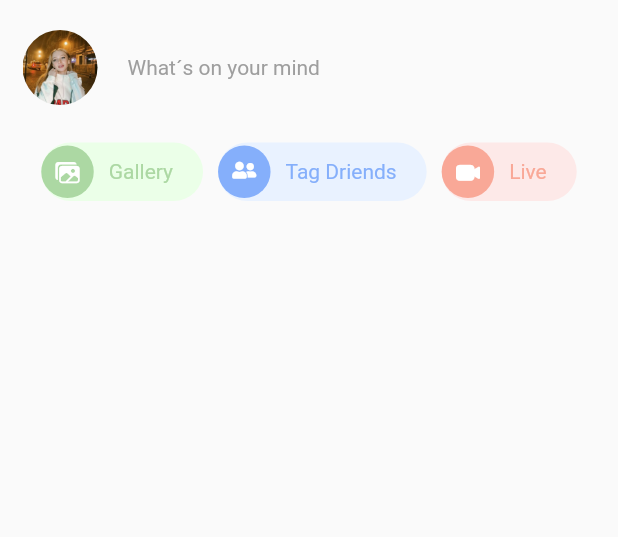
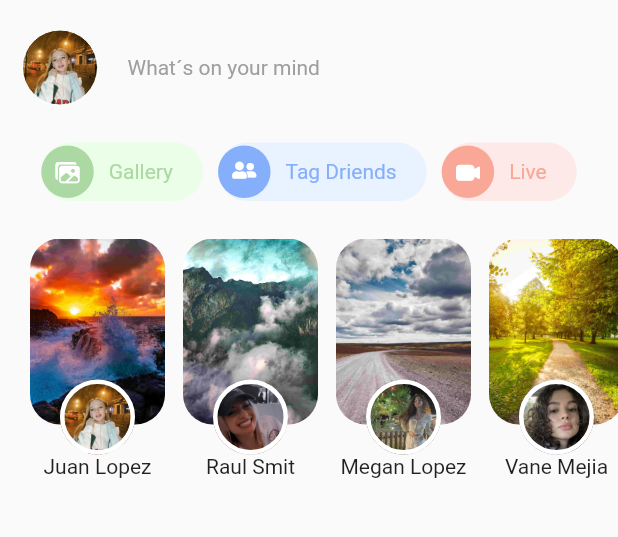
Before and after one commit to RobertoBoz/Facebook_UI, a Flutter app: the screen it shows after launch, on a phone screen of 412 x 824 dp, the part 84-621 px from its top. Run offline on Flutter 3.47's test engine with Material 2 defaults, Android fonts, the phone set to English and light mode, and no system bars; our stand-ins replace device_preview, flutter_svg.

Commit message:
Configuracion de stories

```diff
--- a/lib/app/facebook_ui.dart
+++ b/lib/app/facebook_ui.dart
@@ -1,5 +1,6 @@
 // ignore_for_file: use_full_hex_values_for_flutter_colors
 import 'package:facebook_ui/app/widgets/quick_actions.dart';
+import 'package:facebook_ui/app/widgets/stories.dart';
 import 'package:flutter/material.dart';
 import 'package:flutter/services.dart';
 import 'package:flutter_svg/svg.dart';
@@ -33,11 +34,12 @@ class FacebookiU extends StatelessWidget {
         ],
         ),
         body: ListView(
-          padding: const EdgeInsets.symmetric(horizontal: 15,).copyWith(top:20),
           children: const [
              WhatIsOnYourMind(),
              SizedBox(height: 25,),
-             QuickActions()
+             QuickActions(),
+            SizedBox(height: 25,),
+             Stories()
           ],
         ),
     );
--- a/lib/app/widgets/WhatIsOnYourMind.dart
+++ b/lib/app/widgets/WhatIsOnYourMind.dart
@@ -8,12 +8,16 @@ class WhatIsOnYourMind extends StatelessWidget {
 
   @override
   Widget build(BuildContext context) {
-    return Row(
-      children: const  [
-        Avatar(asset: 'assets/images/users/1.jpg', size: 50),
-        SizedBox(width: 20),
-        Flexible(child: Text('What´s on your mind',style: TextStyle(color: Colors.grey))),
-      ],
+    return Padding(
+      padding:
+ const EdgeInsets.symmetric(horizontal: 15,).copyWith(top:20),
+      child: Row(
+        children: const  [
+          Avatar(asset: 'assets/images/users/1.jpg', size: 50),
+          SizedBox(width: 20),
+          Flexible(child: Text('What´s on your mind',style: TextStyle(color: Colors.grey))),
+        ],
+      ),
     );
   }
 }
--- a/lib/app/widgets/avatar.dart
+++ b/lib/app/widgets/avatar.dart
@@ -1,5 +1,5 @@
+/*
 import 'package:flutter/material.dart';
-
 class Avatar extends StatelessWidget {
   const Avatar({Key? key, required this.asset, required this.size}) : super(key: key);
 
@@ -22,17 +22,18 @@ class Avatar extends StatelessWidget {
     );
 
   }
-}
+}*/
 
-/*
+
 
 import 'package:flutter/material.dart';
 
 class Avatar extends StatelessWidget {
-  const Avatar({Key? key, required this.asset, required this.size}) : super(key: key);
+  const Avatar({Key? key, required this.asset, required this.size,this.borderWidth = 0}) : super(key: key);
 
   final String asset;
   final double size;
+  final double borderWidth;
 
   @override
   Widget build(BuildContext context) {
@@ -40,6 +41,7 @@ class Avatar extends StatelessWidget {
       height: size,
       width: size,
       decoration: BoxDecoration(
+        border: Border.all(width: borderWidth,color:Colors.white ),
         shape: BoxShape.circle,
         image: DecorationImage(
           image: AssetImage(asset,),
@@ -50,4 +52,4 @@ class Avatar extends StatelessWidget {
     );
 
   }
-}*/
+}
--- a/lib/app/widgets/quick_actions.dart
+++ b/lib/app/widgets/quick_actions.dart
@@ -8,7 +8,9 @@ class QuickActions extends StatelessWidget {
 
   @override
   Widget build(BuildContext context) {
-    return FittedBox(
+    return Padding(
+      padding: const EdgeInsets.symmetric(horizontal: 15,),
+      child: FittedBox(
         fit: BoxFit.scaleDown,
         child: Row(
 
@@ -19,6 +21,7 @@ class QuickActions extends StatelessWidget {
               SizedBox(width: 10,),
               QuickButton(backgrond: Color(0xfffde9e8), backgrondIcon: Color(0xfff9a897), icon: CustomIcons.videoCamera, label: 'Live',),
           ],
+        ),
       ),
     );
 
--- /dev/null
+++ b/lib/app/widgets/stories.dart
@@ -0,0 +1,63 @@
+import 'package:facebook_ui/app/widgets/avatar.dart';
+import 'package:facebook_ui/app/widgets/story_item.dart';
+import 'package:facebook_ui/data/models/story.dart';
+import 'package:flutter/material.dart' ;
+
+final _stories =[
+  Story(
+    bg: 'assets/images/wallpapers/1.jpeg',
+    avatar: 'assets/images/users/1.jpg',
+    username: 'Juan Lopez',
+  ),
+  Story(
+    bg: 'assets/images/wallpapers/2.jpeg',
+    avatar: 'assets/images/users/2.jpg',
+    username: 'Raul Smit',
+  ),
+  Story(
+    bg: 'assets/images/wallpapers/3.jpeg',
+    avatar: 'assets/images/users/3.jpg',
+    username: 'Megan Lopez',
+  ),
+  Story(
+    bg: 'assets/images/wallpapers/4.jpeg',
+    avatar: 'assets/images/users/4.jpg',
+    username: 'Vane Mejia',
+  ),
+  Story(
+    bg: 'assets/images/wallpapers/5.jpeg',
+    avatar: 'assets/images/users/5.jpg',
+    username: 'Yulisa Duran',
+  ),
+  Story(
+    bg: 'assets/images/wallpapers/6.jpeg',
+    avatar: 'assets/images/users/6.jpg',
+    username: 'Saulo hernandez',
+  )
+];
+
+class Stories extends StatelessWidget {
+  const Stories({Key? key}) : super(key: key);
+
+  @override
+  Widget build(BuildContext context) {
+    return SizedBox(
+      height: 160,
+      child: ListView.builder(
+        scrollDirection: Axis.horizontal,
+        itemBuilder: (BuildContext context, int index) {
+          final story = _stories[index];
+
+          return StoryItem(
+            story: story,
+            isFirst: index == 0,
+          );
+
+         },
+        itemCount: _stories.length,
+
+      ),
+    );
+
+  }
+}
--- /dev/null
+++ b/lib/app/widgets/story_item.dart
@@ -0,0 +1,61 @@
+import 'package:facebook_ui/app/widgets/avatar.dart';
+import 'package:facebook_ui/data/models/story.dart';
+import 'package:flutter/material.dart';
+
+class StoryItem extends StatelessWidget {
+  const StoryItem({
+    Key? key,
+    required this.story,
+    required this.isFirst ,
+  }) : super(key: key);
+
+  final Story story;
+  final bool isFirst;
+
+  @override
+  Widget build(BuildContext context) {
+    return Container(
+      margin:  EdgeInsets.only(
+        right: 12,
+        left: isFirst ? 20:0
+      ),
+      height: 160,
+      width: 90,
+      child: Column(
+        children: [
+          Expanded(
+            flex: 2,
+            child: Stack(
+              alignment: Alignment.bottomCenter,
+              children: [
+                Positioned(
+                  top: 0,
+                  left: 0,
+                  right: 0,
+                  bottom: 20,
+                  child: Container(
+                    height: 170-20,
+                    decoration: BoxDecoration(
+                      borderRadius: BorderRadius.circular(20),
+                      image: DecorationImage(image: AssetImage(story.bg),fit: BoxFit.cover)
+                    ),
+
+                  ),
+                ),
+                Positioned(
+                  bottom: 0,
+                  child: Avatar(
+                    asset: story.avatar,
+                    size: 50,
+                    borderWidth: 3,
+                  ),
+                )
+              ],
+            ),
+          ),
+          Text(story.username,maxLines: 1,textAlign: TextAlign.center,overflow: TextOverflow.ellipsis,)
+        ],
+      ),
+    );
+  }
+}
--- /dev/null
+++ b/lib/data/models/story.dart
@@ -0,0 +1,9 @@
+class Story {
+  final String bg;
+  final String avatar;
+  final String username;
+
+
+
+  Story({required this.bg, required this.avatar, required this.username});
+}
```
Lines whose indentation alone changed are shown as unchanged.
